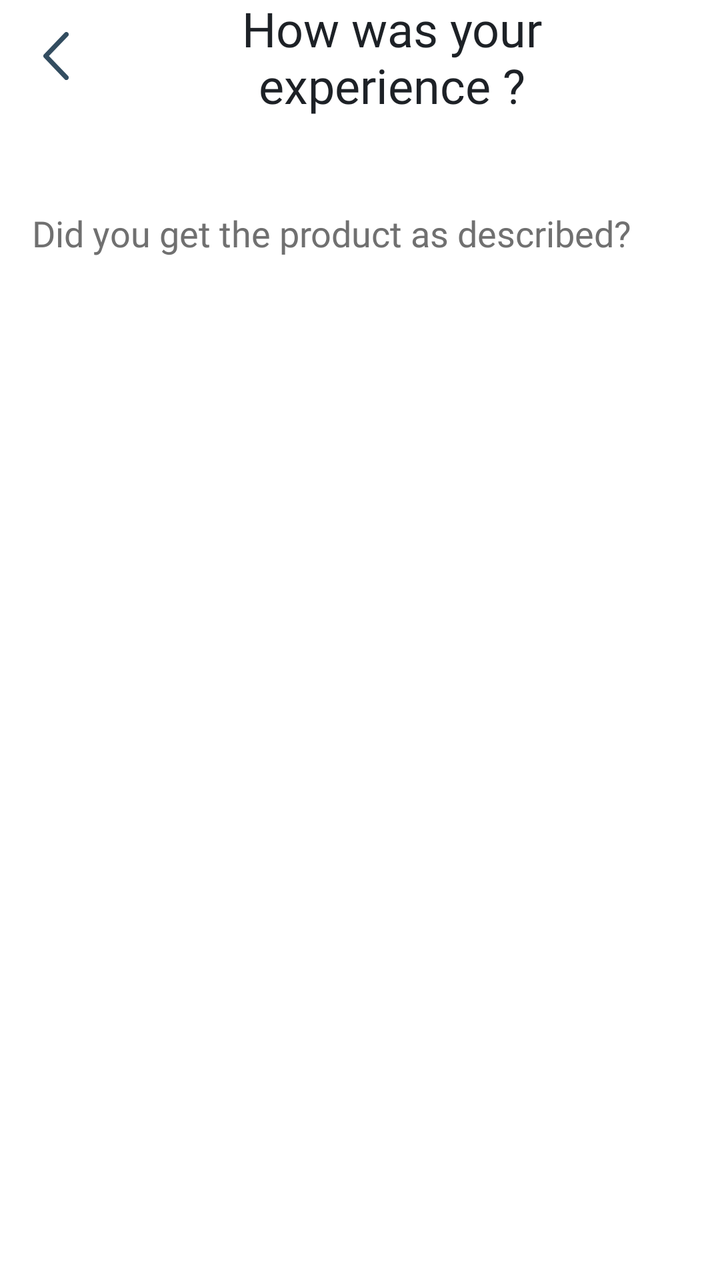
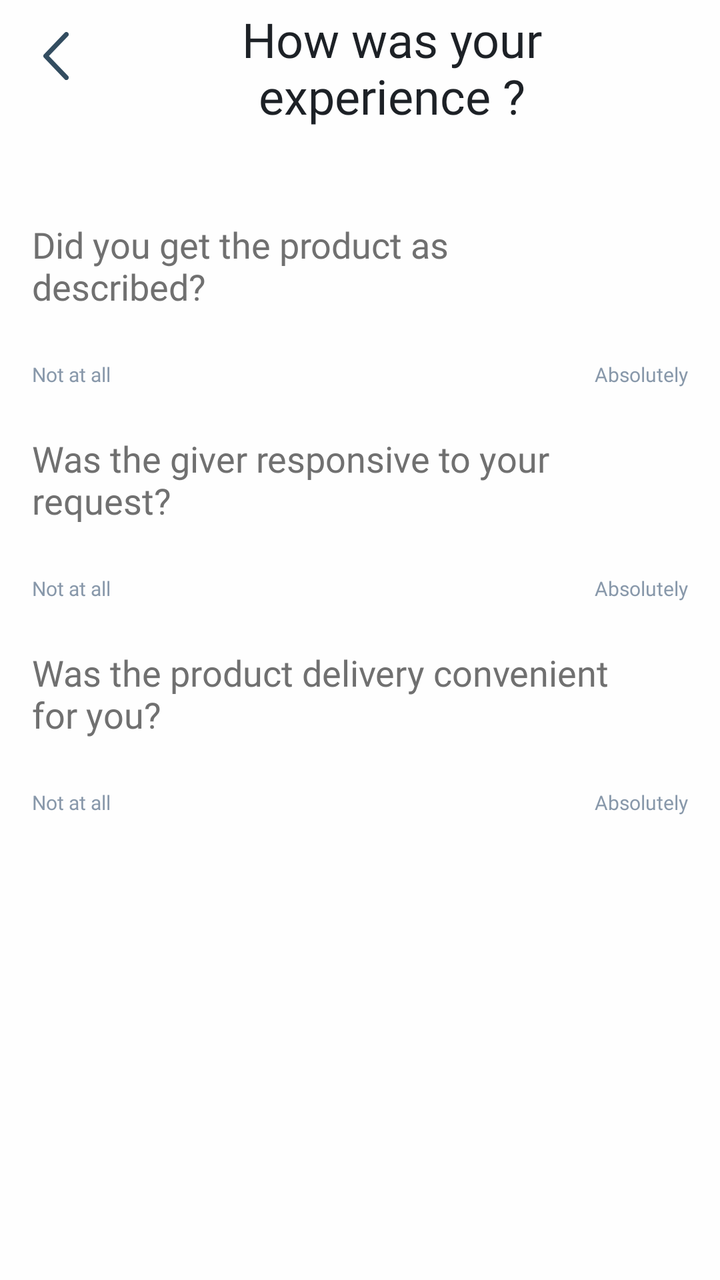

Before-and-after screenshots of an Android layout around one commit, followed by the original layout XML and the change that was made.
<!-- AndroidManifest.xml: activity theme Theme.AbraaKaDabraa.NoActionBar -->
<!-- res/layout/activity_feedback.xml -->
<?xml version="1.0" encoding="utf-8"?>
<androidx.constraintlayout.widget.ConstraintLayout xmlns:android="http://schemas.android.com/apk/res/android"
    xmlns:app="http://schemas.android.com/apk/res-auto"
    xmlns:tools="http://schemas.android.com/tools"
    android:layout_width="match_parent"
    android:layout_height="match_parent"
    tools:context=".activities.newflow.ui.FeedbackActivity">

    <ImageView
        android:id="@+id/imageView18"
        android:layout_width="24dp"
        android:layout_height="24dp"
        android:layout_marginStart="16dp"
        android:layout_marginTop="16dp"
        app:layout_constraintStart_toStartOf="parent"
        app:layout_constraintTop_toTopOf="parent"
        app:srcCompat="@drawable/ic_back_arrow" />
    <TextView
        android:id="@+id/textView82"
        android:layout_width="0dp"
        android:layout_height="wrap_content"
        android:layout_marginStart="16dp"
        android:layout_marginEnd="24dp"
        android:fontFamily="@font/montserrat_bold"
        android:gravity="center"
        android:text="How was your experience ?"
        android:textColor="#1D2126"
        android:textSize="24sp"
        app:layout_constraintBottom_toBottomOf="@+id/imageView18"
        app:layout_constraintEnd_toEndOf="parent"
        app:layout_constraintStart_toEndOf="@+id/imageView18"
        app:layout_constraintTop_toTopOf="@+id/imageView18" />

    <LinearLayout
        android:layout_width="match_parent"
        android:layout_height="0dp"
        android:layout_marginTop="23dp"
        app:layout_constraintEnd_toEndOf="parent"
        app:layout_constraintStart_toStartOf="parent"
        app:layout_constraintTop_toBottomOf="@+id/textView82">

        <TextView
            android:id="@+id/textView119"
            android:layout_width="match_parent"
            android:layout_height="wrap_content"
            android:layout_marginStart="16dp"
            android:layout_marginTop="23dp"
            android:layout_marginEnd="16dp"
            android:fontFamily="@font/montserrat_regular"
            android:text="Did you get the product as described?"
            android:textColor="@color/hyper_link_text_color"
            android:textSize="18sp"
            app:layout_constraintEnd_toEndOf="parent"
            app:layout_constraintStart_toStartOf="parent"
            app:layout_constraintTop_toBottomOf="@+id/textView82" />


    </LinearLayout>



</androidx.constraintlayout.widget.ConstraintLayout>
<!-- resources referenced by this layout -->
<resources>
  <color name="hyper_link_text_color">#707070</color>
  <!-- drawable ic_back_arrow (drawable) -->
  <vector android:height="44.5704dp" android:viewportHeight="18.571"
      android:viewportWidth="10" android:width="24dp" xmlns:android="http://schemas.android.com/apk/res/android">
      <path android:fillColor="#334d60" android:pathData="M0.265,9.949 L8.433,18.3a0.906,0.906 0,0 0,1.3 0,0.951 0.951,0 0,0 0,-1.325L2.212,9.286 9.73,1.6a0.952,0.952 0,0 0,0 -1.326,0.906 0.906,0 0,0 -1.3,0L0.265,8.623A0.962,0.962 0,0 0,0.265 9.949Z"/>
  </vector>
  <style name="Theme.AbraaKaDabraa.NoActionBar">
          <item name="windowActionBar">false</item>
          <item name="windowNoTitle">true</item>
  
      </style>
</resources>

<!-- the commit's change to res/layout/activity_feedback.xml (unified diff, before → after) -->
@@ -1,9 +1,11 @@
 <?xml version="1.0" encoding="utf-8"?>
-<androidx.constraintlayout.widget.ConstraintLayout xmlns:android="http://schemas.android.com/apk/res/android"
+<androidx.constraintlayout.widget.ConstraintLayout
+    xmlns:android="http://schemas.android.com/apk/res/android"
     xmlns:app="http://schemas.android.com/apk/res-auto"
     xmlns:tools="http://schemas.android.com/tools"
     android:layout_width="match_parent"
     android:layout_height="match_parent"
+    android:background="#FEFEFE"
     tools:context=".activities.newflow.ui.FeedbackActivity">
 
     <ImageView
@@ -15,11 +17,13 @@
         app:layout_constraintStart_toStartOf="parent"
         app:layout_constraintTop_toTopOf="parent"
         app:srcCompat="@drawable/ic_back_arrow" />
+
     <TextView
         android:id="@+id/textView82"
         android:layout_width="0dp"
         android:layout_height="wrap_content"
         android:layout_marginStart="16dp"
+        android:layout_marginTop="11dp"
         android:layout_marginEnd="24dp"
         android:fontFamily="@font/montserrat_bold"
         android:gravity="center"
@@ -32,9 +36,11 @@
         app:layout_constraintTop_toTopOf="@+id/imageView18" />
 
     <LinearLayout
+        android:id="@+id/linearLayout3"
         android:layout_width="match_parent"
-        android:layout_height="0dp"
+        android:layout_height="wrap_content"
         android:layout_marginTop="23dp"
+        android:orientation="vertical"
         app:layout_constraintEnd_toEndOf="parent"
         app:layout_constraintStart_toStartOf="parent"
         app:layout_constraintTop_toBottomOf="@+id/textView82">
@@ -47,16 +53,196 @@
             android:layout_marginTop="23dp"
             android:layout_marginEnd="16dp"
             android:fontFamily="@font/montserrat_regular"
-            android:text="Did you get the product as described?"
+            android:text="Did you get the product as \ndescribed?\n"
             android:textColor="@color/hyper_link_text_color"
             android:textSize="18sp"
             app:layout_constraintEnd_toEndOf="parent"
             app:layout_constraintStart_toStartOf="parent"
             app:layout_constraintTop_toBottomOf="@+id/textView82" />
 
-
+        <com.oss.abraakadabraaapp.activities.newflow.customeview.IndicatorSeekBar
+            android:id="@+id/seekbar"
+            android:layout_width="match_parent"
+            android:layout_height="0dp"
+            app:isb_progress="30"
+            app:isb_show_indicator="rectangle"
+            app:isb_show_tick_marks_type="divider"
+            app:isb_thumb_color="#FBFDFC"
+            app:isb_thumb_size="20dp"
+            app:isb_tick_marks_color="#FFFFFFFF"
+            app:isb_ticks_count="6"
+            app:isb_track_background_color="@color/isb_selector_tick_marks_color"
+            app:isb_track_background_size="10dp"
+            app:isb_track_progress_color="@color/isb_selector_tick_marks_color"
+            app:isb_track_progress_size="10dp" />
+
+        <LinearLayout
+            android:layout_width="match_parent"
+            android:layout_height="wrap_content"
+            android:layout_marginTop="4dp"
+            android:orientation="horizontal">
+
+            <TextView
+                android:layout_width="0dp"
+                android:layout_height="wrap_content"
+                android:layout_marginStart="@dimen/dp_16"
+                android:layout_weight="1"
+                android:fontFamily="@font/montserrat_regular"
+                android:text="Not at all"
+                android:textColor="#8898AA"
+                android:textSize="10sp" />
+
+            <TextView
+                android:layout_width="0dp"
+                android:layout_height="wrap_content"
+                android:layout_marginEnd="@dimen/dp_16"
+                android:layout_weight="1"
+                android:fontFamily="@font/montserrat_regular"
+                android:gravity="end"
+                android:text="Absolutely"
+                android:textColor="#8898AA"
+                android:textSize="10sp" />
+        </LinearLayout>
     </LinearLayout>
 
+    <LinearLayout
+        android:id="@+id/linearLayout4"
+        android:layout_width="match_parent"
+        android:layout_height="wrap_content"
+        android:orientation="vertical"
+        app:layout_constraintEnd_toEndOf="parent"
+        app:layout_constraintStart_toStartOf="parent"
+        app:layout_constraintTop_toBottomOf="@+id/linearLayout3">
+
+        <TextView
+            android:id="@+id/textView1191"
+            android:layout_width="match_parent"
+            android:layout_height="wrap_content"
+            android:layout_marginStart="16dp"
+            android:layout_marginTop="23dp"
+            android:layout_marginEnd="16dp"
+            android:fontFamily="@font/montserrat_regular"
+            android:text="Was the giver responsive to your \nrequest?\n"
+            android:textColor="@color/hyper_link_text_color"
+            android:textSize="18sp"
+            app:layout_constraintEnd_toEndOf="parent"
+            app:layout_constraintStart_toStartOf="parent"
+            app:layout_constraintTop_toBottomOf="@+id/textView82" />
+
+        <com.oss.abraakadabraaapp.activities.newflow.customeview.IndicatorSeekBar
+            android:id="@+id/seekbar1"
+            android:layout_width="match_parent"
+            android:layout_height="0dp"
+            app:isb_progress="30"
+            app:isb_show_indicator="rectangle"
+            app:isb_show_tick_marks_type="divider"
+            app:isb_thumb_color="#FBFDFC"
+            app:isb_thumb_size="20dp"
+            app:isb_tick_marks_color="#FFFFFFFF"
+            app:isb_ticks_count="6"
+            app:isb_track_background_color="@color/isb_selector_tick_marks_color"
+            app:isb_track_background_size="10dp"
+            app:isb_track_progress_color="@color/isb_selector_tick_marks_color"
+            app:isb_track_progress_size="10dp" />
+
+        <LinearLayout
+            android:layout_width="match_parent"
+            android:layout_height="wrap_content"
+            android:layout_marginTop="4dp"
+            android:orientation="horizontal">
+
+            <TextView
+                android:layout_width="0dp"
+                android:layout_height="wrap_content"
+                android:layout_marginStart="@dimen/dp_16"
+                android:layout_weight="1"
+                android:fontFamily="@font/montserrat_regular"
+                android:text="Not at all"
+                android:textColor="#8898AA"
+                android:textSize="10sp" />
+
+            <TextView
+                android:layout_width="0dp"
+                android:layout_height="wrap_content"
+                android:layout_marginEnd="@dimen/dp_16"
+                android:layout_weight="1"
+                android:fontFamily="@font/montserrat_regular"
+                android:gravity="end"
+                android:text="Absolutely"
+                android:textColor="#8898AA"
+                android:textSize="10sp" />
+        </LinearLayout>
+    </LinearLayout>
+
+    <LinearLayout
+        android:layout_width="match_parent"
+        android:layout_height="wrap_content"
+        android:orientation="vertical"
+        app:layout_constraintEnd_toEndOf="parent"
+        app:layout_constraintStart_toStartOf="parent"
+        app:layout_constraintTop_toBottomOf="@+id/linearLayout4">
+
+        <TextView
+            android:id="@+id/textView1192"
+            android:layout_width="match_parent"
+            android:layout_height="wrap_content"
+            android:layout_marginStart="16dp"
+            android:layout_marginTop="23dp"
+            android:layout_marginEnd="16dp"
+            android:fontFamily="@font/montserrat_regular"
+            android:text="Was the product delivery convenient\nfor you?\n"
+            android:textColor="@color/hyper_link_text_color"
+            android:textSize="18sp"
+
+            app:layout_constraintEnd_toEndOf="parent"
+            app:layout_constraintStart_toStartOf="parent"
+            app:layout_constraintTop_toBottomOf="@+id/textView82" />
+
+        <com.oss.abraakadabraaapp.activities.newflow.customeview.IndicatorSeekBar
+            android:id="@+id/seekbar2"
+            android:layout_width="match_parent"
+            android:layout_height="0dp"
+            app:isb_progress="30"
+            app:isb_show_indicator="rectangle"
+            app:isb_show_tick_marks_type="divider"
+            app:isb_thumb_color="#FBFDFC"
+            app:isb_thumb_size="20dp"
+            app:isb_tick_marks_color="#FFFFFFFF"
+            app:isb_ticks_count="6"
+            app:isb_track_background_color="@color/isb_selector_tick_marks_color"
+            app:isb_track_background_size="10dp"
+            app:isb_track_progress_color="@color/isb_selector_tick_marks_color"
+            app:isb_track_progress_size="10dp" />
+
+        <LinearLayout
+            android:layout_width="match_parent"
+            android:layout_height="wrap_content"
+            android:layout_marginTop="4dp"
+            android:orientation="horizontal">
+
+            <TextView
+                android:layout_width="0dp"
+                android:layout_height="wrap_content"
+                android:layout_marginStart="@dimen/dp_16"
+                android:layout_weight="1"
+                android:fontFamily="@font/montserrat_regular"
+                android:text="Not at all"
+                android:textColor="#8898AA"
+                android:textSize="10sp" />
+
+            <TextView
+                android:layout_width="0dp"
+                android:layout_height="wrap_content"
+                android:layout_marginEnd="@dimen/dp_16"
+                android:layout_weight="1"
+                android:fontFamily="@font/montserrat_regular"
+                android:gravity="end"
+                android:text="Absolutely"
+                android:textColor="#8898AA"
+                android:textSize="10sp" />
+        </LinearLayout>
+    </LinearLayout>
+
 
 
 </androidx.constraintlayout.widget.ConstraintLayout>
<!-- resource entries referenced after the edit -->
@@ -1,6 +1,7 @@
 <!-- resources referenced by this layout -->
 <resources>
   <color name="hyper_link_text_color">#707070</color>
+  <dimen name="dp_16">16dp</dimen>
   <!-- drawable ic_back_arrow (drawable) -->
   <vector android:height="44.5704dp" android:viewportHeight="18.571"
       android:viewportWidth="10" android:width="24dp" xmlns:android="http://schemas.android.com/apk/res/android">
